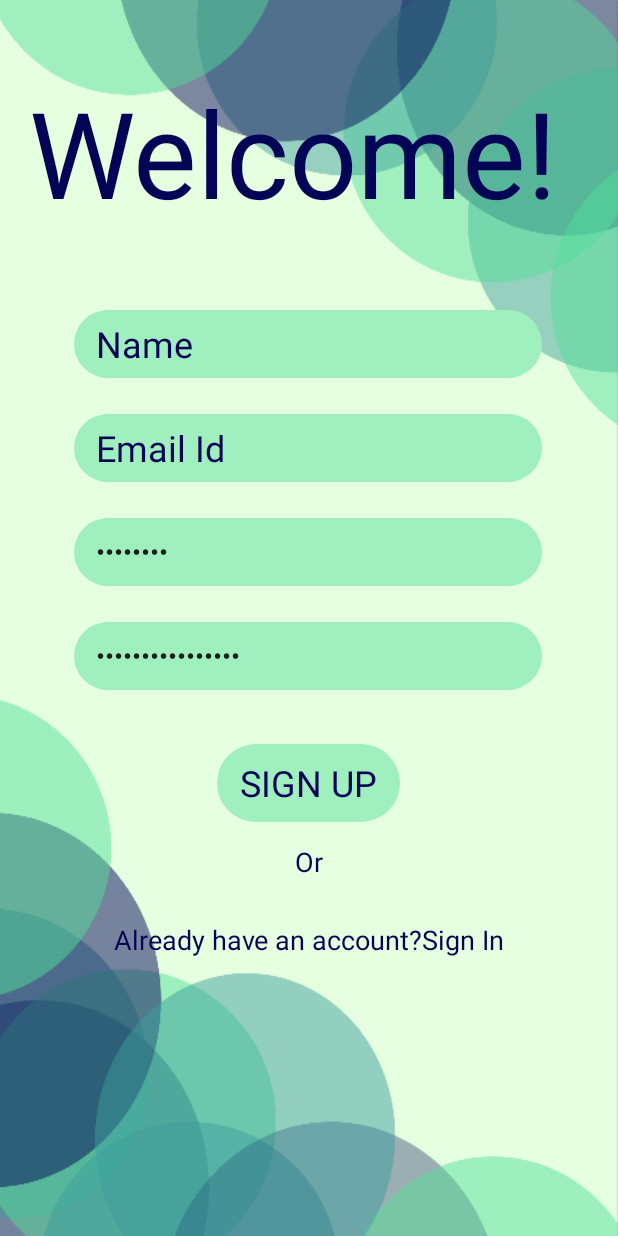
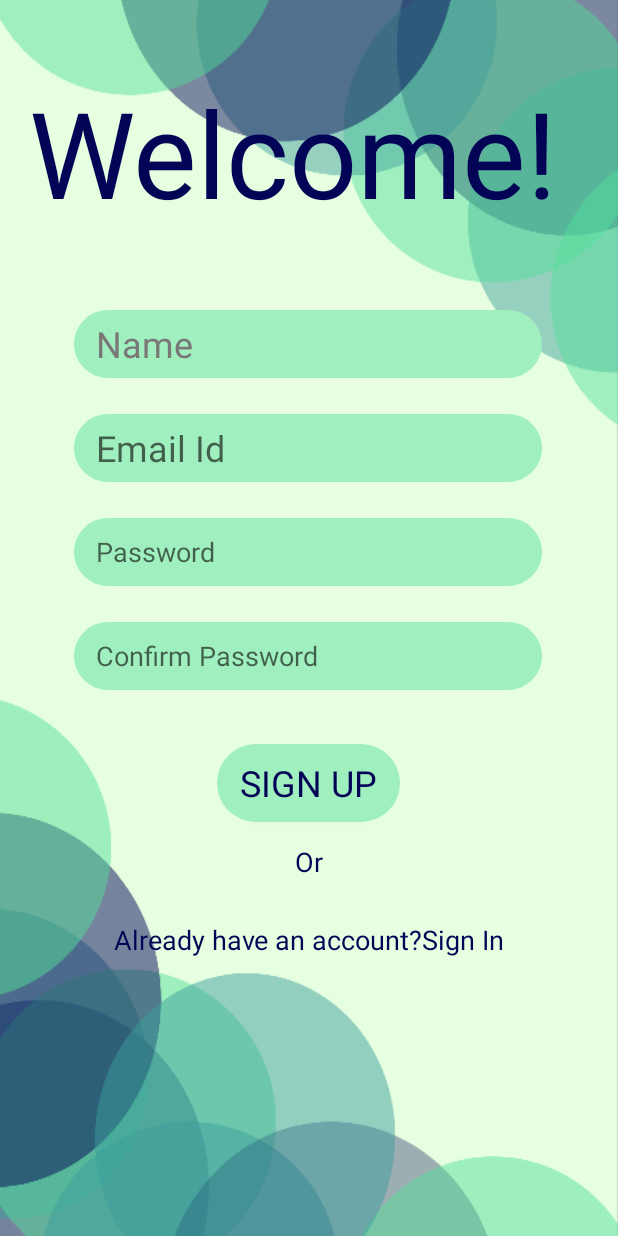
Before and after one commit to ranveerraj248/Chetna_Mart, an Android app: the screen it shows after launch (RegisterActivity), on a phone screen of 412 x 824 dp. Run offline under Robolectric (Android 15) with nearby library versions, the phone set to English and light mode, and no system bars; Roboto replaces fonts that are not available here; 1 statement that could not run was skipped.

Commit message:
Register forms design complete

```diff
--- a/app/src/main/res/layout/activity_register.xml
+++ b/app/src/main/res/layout/activity_register.xml
@@ -36,7 +36,6 @@
             android:ems="10"
             android:hint="@string/hintSignUpEmail"
             android:inputType="textEmailAddress"
-            android:text="@string/etSignUpEmail"
             android:textColor="@color/royalBlue"
             android:textSize="24sp"
             app:layout_constraintEnd_toEndOf="@+id/editTextTextPersonName"
@@ -54,7 +53,6 @@
             android:ems="10"
             android:hint="@string/hintSignUpPassword"
             android:inputType="textPassword"
-            android:text="@string/etSignUpPassword"
             app:layout_constraintEnd_toEndOf="@+id/editTextTextEmailAddress"
             app:layout_constraintHorizontal_bias="0.0"
             app:layout_constraintStart_toStartOf="@+id/editTextTextEmailAddress"
@@ -70,7 +68,6 @@
             android:ems="10"
             android:hint="@string/hintSignUpConfirmPassword"
             android:inputType="textPassword"
-            android:text="@string/etSignUpConfirmPassword"
             app:layout_constraintEnd_toEndOf="@+id/editTextTextPassword"
             app:layout_constraintHorizontal_bias="0.0"
             app:layout_constraintStart_toStartOf="@+id/editTextTextPassword"
@@ -86,7 +83,6 @@
             android:ems="10"
             android:hint="@string/hintSignUpName"
             android:inputType="textPersonName"
-            android:text="@string/ptSignUpName"
             android:textColor="@color/royalBlue"
             android:textColorHint="#7A7777"
             android:textSize="24sp"
--- a/app/src/main/res/layout/fragment_sign_up.xml
+++ b/app/src/main/res/layout/fragment_sign_up.xml
@@ -35,7 +35,6 @@
             android:ems="10"
             android:hint="@string/hintSignUpEmail"
             android:inputType="textEmailAddress"
-            android:text="@string/etSignUpEmail"
             android:textColor="@color/royalBlue"
             android:textSize="24sp"
             app:layout_constraintEnd_toEndOf="@+id/editTextTextPersonName"
@@ -53,7 +52,6 @@
             android:ems="10"
             android:hint="@string/hintSignUpPassword"
             android:inputType="textPassword"
-            android:text="@string/etSignUpPassword"
             app:layout_constraintEnd_toEndOf="@+id/editTextTextEmailAddress"
             app:layout_constraintHorizontal_bias="0.0"
             app:layout_constraintStart_toStartOf="@+id/editTextTextEmailAddress"
@@ -69,7 +67,6 @@
             android:ems="10"
             android:hint="@string/hintSignUpConfirmPassword"
             android:inputType="textPassword"
-            android:text="@string/etSignUpConfirmPassword"
             app:layout_constraintEnd_toEndOf="@+id/editTextTextPassword"
             app:layout_constraintHorizontal_bias="0.0"
             app:layout_constraintStart_toStartOf="@+id/editTextTextPassword"
@@ -85,7 +82,6 @@
             android:ems="10"
             android:hint="@string/hintSignUpName"
             android:inputType="textPersonName"
-            android:text="@string/ptSignUpName"
             android:textColor="@color/royalBlue"
             android:textColorHint="#7A7777"
             android:textSize="24sp"
```
